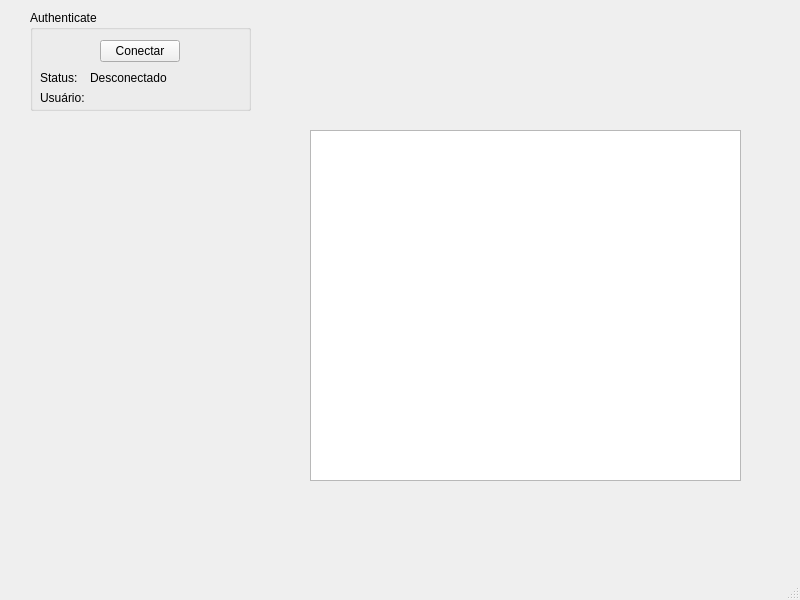
First picture: the form in stone_qt_spotify/mainwindow.ui, repository isaacalexandre/spotify_qt, before the edit.
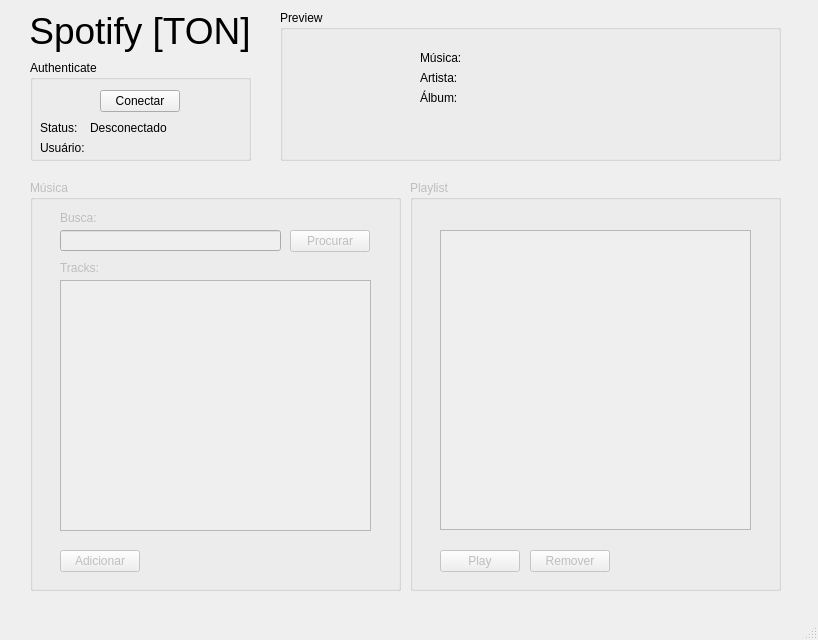
Second picture: the form after the edit. Icons and pictures are not drawn.

Patch:
```diff
--- a/stone_qt_spotify/mainwindow.ui
+++ b/stone_qt_spotify/mainwindow.ui
@@ -6,19 +6,26 @@
    <rect>
     <x>0</x>
     <y>0</y>
-    <width>800</width>
-    <height>600</height>
+    <width>818</width>
+    <height>640</height>
    </rect>
   </property>
   <property name="windowTitle">
-   <string>MainWindow</string>
+   <string>Spotify [TON]</string>
+  </property>
+  <property name="windowIcon">
+   <iconset>
+    <normaloff>stone.ico</normaloff>stone.ico</iconset>
+  </property>
+  <property name="autoFillBackground">
+   <bool>true</bool>
   </property>
   <widget class="QWidget" name="centralwidget">
    <widget class="QGroupBox" name="AuthgroupBox">
     <property name="geometry">
      <rect>
       <x>30</x>
-      <y>10</y>
+      <y>60</y>
       <width>221</width>
       <height>101</height>
      </rect>
@@ -92,15 +99,359 @@
      </property>
     </widget>
    </widget>
-   <widget class="QTextEdit" name="textEdit">
+   <widget class="QGroupBox" name="SearchGroupBox">
+    <property name="enabled">
+     <bool>false</bool>
+    </property>
     <property name="geometry">
      <rect>
-      <x>310</x>
-      <y>130</y>
-      <width>431</width>
-      <height>351</height>
+      <x>30</x>
+      <y>180</y>
+      <width>371</width>
+      <height>411</height>
      </rect>
     </property>
+    <property name="title">
+     <string>Música</string>
+    </property>
+    <widget class="QPushButton" name="AddTrackPushButton">
+     <property name="geometry">
+      <rect>
+       <x>30</x>
+       <y>370</y>
+       <width>80</width>
+       <height>22</height>
+      </rect>
+     </property>
+     <property name="text">
+      <string>Adicionar</string>
+     </property>
+    </widget>
+    <widget class="QLineEdit" name="SearchLineEdit">
+     <property name="geometry">
+      <rect>
+       <x>30</x>
+       <y>50</y>
+       <width>221</width>
+       <height>21</height>
+      </rect>
+     </property>
+     <property name="maximumSize">
+      <size>
+       <width>10000</width>
+       <height>10000</height>
+      </size>
+     </property>
+    </widget>
+    <widget class="QPushButton" name="SearchPushButton">
+     <property name="geometry">
+      <rect>
+       <x>260</x>
+       <y>50</y>
+       <width>80</width>
+       <height>22</height>
+      </rect>
+     </property>
+     <property name="text">
+      <string>Procurar</string>
+     </property>
+    </widget>
+    <widget class="QLabel" name="StatusFixedLabel_2">
+     <property name="geometry">
+      <rect>
+       <x>30</x>
+       <y>30</y>
+       <width>51</width>
+       <height>16</height>
+      </rect>
+     </property>
+     <property name="text">
+      <string>Busca:</string>
+     </property>
+    </widget>
+    <widget class="QLabel" name="TracksFixedLabel">
+     <property name="geometry">
+      <rect>
+       <x>30</x>
+       <y>80</y>
+       <width>51</width>
+       <height>16</height>
+      </rect>
+     </property>
+     <property name="text">
+      <string>Tracks:</string>
+     </property>
+    </widget>
+    <widget class="QListWidget" name="TrackListWidget">
+     <property name="geometry">
+      <rect>
+       <x>30</x>
+       <y>100</y>
+       <width>311</width>
+       <height>251</height>
+      </rect>
+     </property>
+     <property name="tabletTracking">
+      <bool>false</bool>
+     </property>
+     <property name="autoFillBackground">
+      <bool>true</bool>
+     </property>
+     <property name="showDropIndicator" stdset="0">
+      <bool>false</bool>
+     </property>
+     <property name="dragDropMode">
+      <enum>QAbstractItemView::NoDragDrop</enum>
+     </property>
+     <property name="defaultDropAction">
+      <enum>Qt::IgnoreAction</enum>
+     </property>
+     <property name="movement">
+      <enum>QListView::Snap</enum>
+     </property>
+     <property name="isWrapping" stdset="0">
+      <bool>false</bool>
+     </property>
+     <property name="resizeMode">
+      <enum>QListView::Fixed</enum>
+     </property>
+     <property name="viewMode">
+      <enum>QListView::ListMode</enum>
+     </property>
+     <property name="wordWrap">
+      <bool>true</bool>
+     </property>
+     <property name="selectionRectVisible">
+      <bool>false</bool>
+     </property>
+    </widget>
+   </widget>
+   <widget class="QGroupBox" name="PlaylistGroupBox">
+    <property name="enabled">
+     <bool>false</bool>
+    </property>
+    <property name="geometry">
+     <rect>
+      <x>410</x>
+      <y>180</y>
+      <width>371</width>
+      <height>411</height>
+     </rect>
+    </property>
+    <property name="title">
+     <string>Playlist</string>
+    </property>
+    <widget class="QPushButton" name="PlayPushButton">
+     <property name="geometry">
+      <rect>
+       <x>30</x>
+       <y>370</y>
+       <width>80</width>
+       <height>22</height>
+      </rect>
+     </property>
+     <property name="text">
+      <string>Play</string>
+     </property>
+    </widget>
+    <widget class="QPushButton" name="RemovePushButton">
+     <property name="geometry">
+      <rect>
+       <x>120</x>
+       <y>370</y>
+       <width>80</width>
+       <height>22</height>
+      </rect>
+     </property>
+     <property name="text">
+      <string>Remover</string>
+     </property>
+    </widget>
+    <widget class="QListWidget" name="PlaylistListWidget">
+     <property name="geometry">
+      <rect>
+       <x>30</x>
+       <y>50</y>
+       <width>311</width>
+       <height>300</height>
+      </rect>
+     </property>
+     <property name="tabletTracking">
+      <bool>false</bool>
+     </property>
+     <property name="autoFillBackground">
+      <bool>true</bool>
+     </property>
+     <property name="showDropIndicator" stdset="0">
+      <bool>false</bool>
+     </property>
+     <property name="dragDropMode">
+      <enum>QAbstractItemView::NoDragDrop</enum>
+     </property>
+     <property name="defaultDropAction">
+      <enum>Qt::IgnoreAction</enum>
+     </property>
+     <property name="movement">
+      <enum>QListView::Snap</enum>
+     </property>
+     <property name="isWrapping" stdset="0">
+      <bool>false</bool>
+     </property>
+     <property name="resizeMode">
+      <enum>QListView::Fixed</enum>
+     </property>
+     <property name="viewMode">
+      <enum>QListView::ListMode</enum>
+     </property>
+     <property name="wordWrap">
+      <bool>true</bool>
+     </property>
+     <property name="selectionRectVisible">
+      <bool>false</bool>
+     </property>
+    </widget>
+   </widget>
+   <widget class="QLabel" name="label">
+    <property name="geometry">
+     <rect>
+      <x>30</x>
+      <y>0</y>
+      <width>220</width>
+      <height>61</height>
+     </rect>
+    </property>
+    <property name="font">
+     <font>
+      <family>Arial</family>
+      <pointsize>28</pointsize>
+      <weight>50</weight>
+      <bold>false</bold>
+     </font>
+    </property>
+    <property name="text">
+     <string>Spotify [TON]</string>
+    </property>
+    <property name="alignment">
+     <set>Qt::AlignCenter</set>
+    </property>
+   </widget>
+   <widget class="QGroupBox" name="PreviewGroupBox">
+    <property name="geometry">
+     <rect>
+      <x>280</x>
+      <y>10</y>
+      <width>501</width>
+      <height>151</height>
+     </rect>
+    </property>
+    <property name="title">
+     <string>Preview</string>
+    </property>
+    <widget class="QLabel" name="imgLabel">
+     <property name="geometry">
+      <rect>
+       <x>10</x>
+       <y>30</y>
+       <width>111</width>
+       <height>111</height>
+      </rect>
+     </property>
+     <property name="font">
+      <font>
+       <family>Arial</family>
+       <pointsize>36</pointsize>
+       <weight>50</weight>
+       <bold>false</bold>
+      </font>
+     </property>
+     <property name="text">
+      <string/>
+     </property>
+     <property name="scaledContents">
+      <bool>true</bool>
+     </property>
+     <property name="alignment">
+      <set>Qt::AlignCenter</set>
+     </property>
+    </widget>
+    <widget class="QLabel" name="TrackLabel">
+     <property name="geometry">
+      <rect>
+       <x>140</x>
+       <y>40</y>
+       <width>41</width>
+       <height>16</height>
+      </rect>
+     </property>
+     <property name="text">
+      <string>Música:</string>
+     </property>
+    </widget>
+    <widget class="QLabel" name="ArtistLabel">
+     <property name="geometry">
+      <rect>
+       <x>140</x>
+       <y>60</y>
+       <width>41</width>
+       <height>16</height>
+      </rect>
+     </property>
+     <property name="text">
+      <string>Artista:</string>
+     </property>
+    </widget>
+    <widget class="QLabel" name="AlbumLabel">
+     <property name="geometry">
+      <rect>
+       <x>140</x>
+       <y>80</y>
+       <width>41</width>
+       <height>16</height>
+      </rect>
+     </property>
+     <property name="text">
+      <string>Álbum:</string>
+     </property>
+    </widget>
+    <widget class="QLabel" name="EditTrackLabel">
+     <property name="geometry">
+      <rect>
+       <x>180</x>
+       <y>40</y>
+       <width>311</width>
+       <height>16</height>
+      </rect>
+     </property>
+     <property name="text">
+      <string/>
+     </property>
+    </widget>
+    <widget class="QLabel" name="EditArtistLabel">
+     <property name="geometry">
+      <rect>
+       <x>180</x>
+       <y>60</y>
+       <width>311</width>
+       <height>16</height>
+      </rect>
+     </property>
+     <property name="text">
+      <string/>
+     </property>
+    </widget>
+    <widget class="QLabel" name="EditAlbumLabel">
+     <property name="geometry">
+      <rect>
+       <x>180</x>
+       <y>80</y>
+       <width>311</width>
+       <height>16</height>
+      </rect>
+     </property>
+     <property name="text">
+      <string/>
+     </property>
+    </widget>
    </widget>
   </widget>
   <widget class="QMenuBar" name="menubar">
```
Left out of the diff: 2 changed lines with no effect on the pictures.
